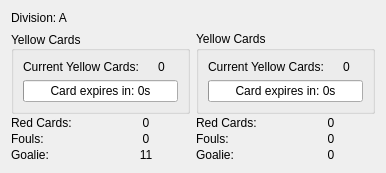
Before: the Qt Designer form src/ra/refereeinfowidget.ui in robotics-erlangen/framework, drawn with Qt 5.
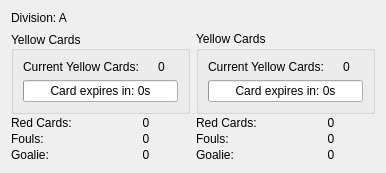
After: the same form once the commit is applied.

Commit message:
ra: refereeinfowidget: Make sure state in GUI matches state in object on construction
Prior to this, if the yellow team selected 0 as their keeper ID, the
default value of 11 would keep on being displayed in the GUI since no
change is detected in RefereeInfoWidget::handleStatus

Patch:
```diff
--- a/src/ra/refereeinfowidget.ui
+++ b/src/ra/refereeinfowidget.ui
@@ -152,7 +152,7 @@
          <item>
           <widget class="QLabel" name="keeperIdYellow">
            <property name="text">
-            <string>11</string>
+            <string>0</string>
            </property>
            <property name="alignment">
             <set>Qt::AlignCenter</set>
```
The commit also changes 1 other file.
